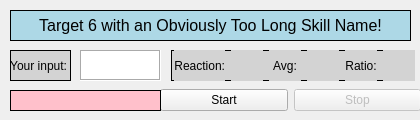
Before: the Qt Designer form keybinds.ui in jonono/keybind_practice, drawn with Qt 5.
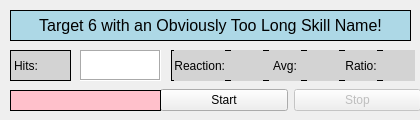
After: the same form once the commit is applied. Icons and pictures are not drawn.

The edit to the form file:
```diff
--- a/keybinds.ui
+++ b/keybinds.ui
@@ -153,10 +153,10 @@
      <number>1</number>
     </property>
     <property name="text">
-     <string>Your input:</string>
+     <string>Hits:</string>
     </property>
     <property name="alignment">
-     <set>Qt::AlignRight|Qt::AlignTrailing|Qt::AlignVCenter</set>
+     <set>Qt::AlignLeading|Qt::AlignLeft|Qt::AlignVCenter</set>
     </property>
    </widget>
    <widget class="QWidget" name="horizontalLayoutWidget_2">
```
Left out of the diff: 4 changed lines with no effect on the pictures.
